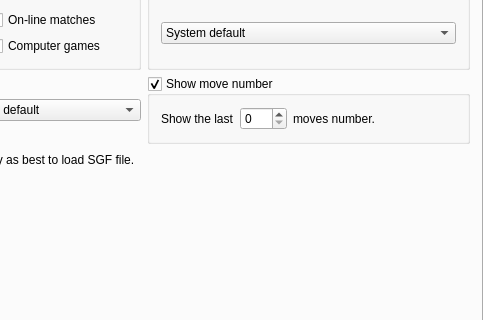
Old version of the form src/preferences_gui.ui in the repository missdeer/quteGo; both pictures show x 183 to 666 and y 288 to 608 of the 666 by 850 pixel window.
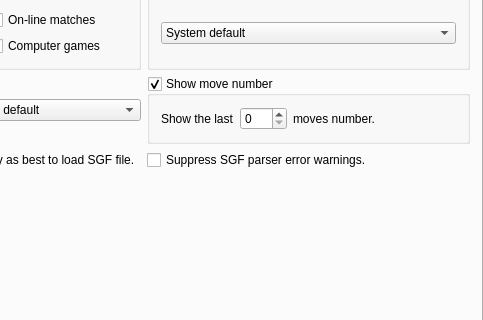
New version of the form. Icons and pictures are not drawn. Custom widgets are drawn as their Qt base class.

Commit message: (*)global option to suppress SGF parser errors warning

Diff of the .ui file:
```diff
--- a/src/preferences_gui.ui
+++ b/src/preferences_gui.ui
@@ -1006,6 +1006,13 @@
          </property>
         </spacer>
        </item>
+       <item row="4" column="1">
+        <widget class="QCheckBox" name="suppressSGFParserErrorWarningCheckBox">
+         <property name="text">
+          <string>Suppress SGF parser error warnings.</string>
+         </property>
+        </widget>
+       </item>
       </layout>
      </widget>
      <widget class="QWidget" name="clientWindowTabWidget">
```
The commit also changes 3 other files.
